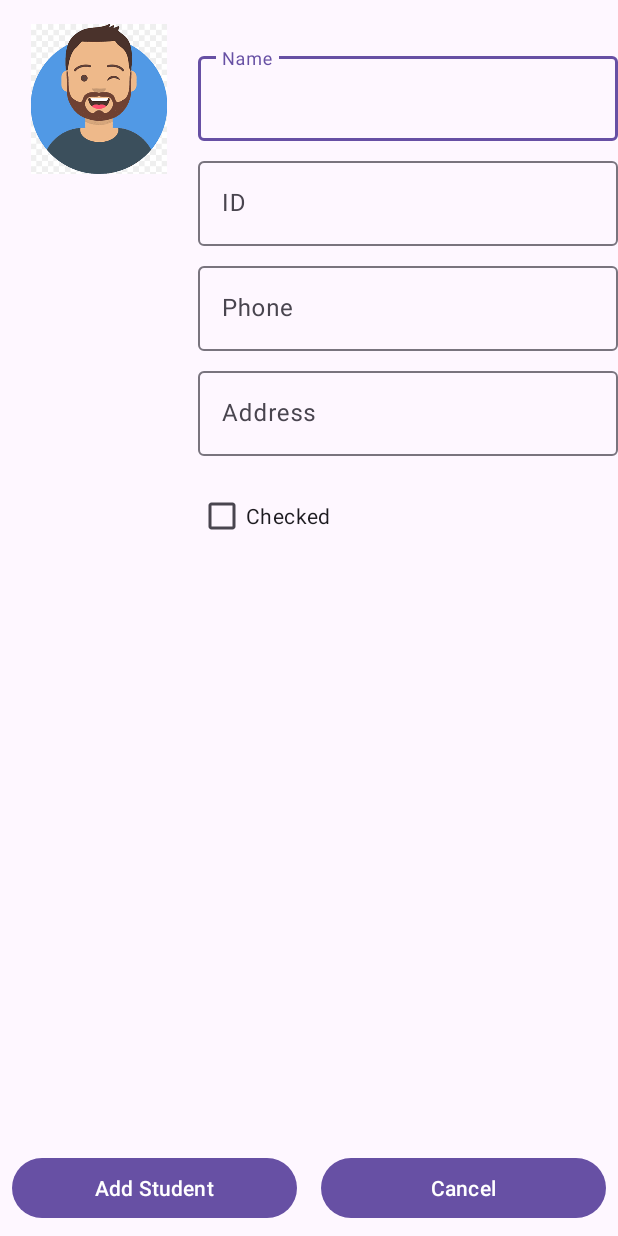
After one commit to ofekamirav/StudentsApp, an Android app: the layout new_student.xml on its own in the app's theme, with its tools: preview values and no code run, on a phone screen of 412 x 824 dp. The commit adds this screen. Run offline under Robolectric (Android 15) with nearby library versions, the light colour scheme and no system bars.

Commit message:
still working

```diff
--- a/app/build.gradle.kts
+++ b/app/build.gradle.kts
@@ -5,7 +5,7 @@ plugins {
 
 android {
     namespace = "com.example.studentsapp"
-    compileSdk = 34
+    compileSdk = 35
 
     defaultConfig {
         applicationId = "com.example.studentsapp"
--- a/app/src/main/AndroidManifest.xml
+++ b/app/src/main/AndroidManifest.xml
@@ -13,7 +13,7 @@
         android:theme="@style/Theme.StudentsApp"
         tools:targetApi="31">
         <activity
-            android:name=".MainActivity"
+            android:name=".StudentsList"
             android:exported="true">
             <intent-filter>
                 <action android:name="android.intent.action.MAIN" />
--- /dev/null
+++ b/app/src/main/java/com/example/studentsapp/EditStudent.kt
@@ -0,0 +1,4 @@
+package com.example.studentsapp
+
+class EditStudent {
+}
--- /dev/null
+++ b/app/src/main/java/com/example/studentsapp/StudentDetails.kt
@@ -0,0 +1,4 @@
+package com.example.studentsapp
+
+class StudentDetails {
+}
--- /dev/null
+++ b/app/src/main/res/layout/new_student.xml
@@ -0,0 +1,113 @@
+<?xml version="1.0" encoding="utf-8"?>
+<androidx.constraintlayout.widget.ConstraintLayout
+    xmlns:android="http://schemas.android.com/apk/res/android"
+    xmlns:app="http://schemas.android.com/apk/res-auto"
+    android:id="@+id/main"
+    android:layout_width="match_parent"
+    android:layout_height="match_parent">
+
+    <ImageView
+        android:id="@+id/StudentPic"
+        android:layout_width="100dp"
+        android:layout_height="100dp"
+        android:layout_margin="16dp"
+        android:src="@drawable/student_icon"
+        app:layout_constraintStart_toStartOf="parent"
+        app:layout_constraintTop_toTopOf="parent" />
+
+    <com.google.android.material.textfield.TextInputLayout
+        android:id="@+id/nameLayout"
+        android:layout_width="0dp"
+        android:layout_height="wrap_content"
+        android:layout_marginStart="16dp"
+        android:layout_marginTop="16dp"
+        android:hint="Name"
+        app:layout_constraintStart_toEndOf="@id/StudentPic"
+        app:layout_constraintEnd_toEndOf="parent"
+        app:layout_constraintTop_toTopOf="@id/StudentPic">
+
+        <com.google.android.material.textfield.TextInputEditText
+            android:id="@+id/NameEditText"
+            android:layout_width="match_parent"
+            android:layout_height="wrap_content" />
+
+    </com.google.android.material.textfield.TextInputLayout>
+
+    <com.google.android.material.textfield.TextInputLayout
+        android:id="@+id/IDLayout"
+        android:layout_width="0dp"
+        android:layout_height="wrap_content"
+        android:layout_marginTop="8dp"
+        android:hint="ID"
+        app:layout_constraintStart_toStartOf="@id/nameLayout"
+        app:layout_constraintEnd_toEndOf="@id/nameLayout"
+        app:layout_constraintTop_toBottomOf="@id/nameLayout">
+        <com.google.android.material.textfield.TextInputEditText
+            android:id="@+id/IDEditText"
+            android:layout_width="match_parent"
+            android:layout_height="wrap_content" />
+
+    </com.google.android.material.textfield.TextInputLayout>
+
+    <com.google.android.material.textfield.TextInputLayout
+        android:id="@+id/phoneLayout"
+        android:layout_width="0dp"
+        android:layout_height="wrap_content"
+        android:layout_marginTop="8dp"
+        android:hint="Phone"
+        app:layout_constraintStart_toStartOf="@id/IDLayout"
+        app:layout_constraintEnd_toEndOf="@id/IDLayout"
+        app:layout_constraintTop_toBottomOf="@id/IDLayout">
+        <com.google.android.material.textfield.TextInputEditText
+            android:id="@+id/PhoneEditText"
+            android:layout_width="match_parent"
+            android:layout_height="wrap_content" />
+
+    </com.google.android.material.textfield.TextInputLayout>
+
+    <com.google.android.material.textfield.TextInputLayout
+        android:id="@+id/addressLayout"
+        android:layout_width="0dp"
+        android:layout_height="wrap_content"
+        android:layout_marginTop="8dp"
+        android:hint="Address"
+        app:layout_constraintStart_toStartOf="@id/phoneLayout"
+        app:layout_constraintEnd_toEndOf="@id/phoneLayout"
+        app:layout_constraintTop_toBottomOf="@id/phoneLayout">
+        <com.google.android.material.textfield.TextInputEditText
+            android:id="@+id/AddressEditText"
+            android:layout_width="match_parent"
+            android:layout_height="wrap_content" />
+
+    </com.google.android.material.textfield.TextInputLayout>
+
+    <com.google.android.material.checkbox.MaterialCheckBox
+        android:id="@+id/checkBox"
+        android:layout_width="wrap_content"
+        android:layout_height="wrap_content"
+        android:layout_marginTop="16dp"
+        android:text="Checked"
+        app:layout_constraintStart_toStartOf="@id/addressLayout"
+        app:layout_constraintTop_toBottomOf="@id/addressLayout" />
+
+    <Button
+        android:id="@+id/AddStudentButton"
+        android:layout_width="0dp"
+        android:layout_height="wrap_content"
+        android:layout_margin="8dp"
+        android:text="Add Student"
+        app:layout_constraintStart_toStartOf="parent"
+        app:layout_constraintEnd_toStartOf="@id/CancelButton"
+        app:layout_constraintBottom_toBottomOf="parent" />
+
+    <Button
+        android:id="@+id/CancelButton"
+        android:layout_width="0dp"
+        android:layout_height="wrap_content"
+        android:layout_margin="8dp"
+        android:text="Cancel"
+        app:layout_constraintStart_toEndOf="@id/AddStudentButton"
+        app:layout_constraintEnd_toEndOf="parent"
+        app:layout_constraintBottom_toBottomOf="parent" />
+
+</androidx.constraintlayout.widget.ConstraintLayout>
```
Also changed, not shown: app/src/main/java/com/example/studentsapp/MainActivity.kt (deleted, +0 -20 lines), app/src/main/java/com/example/studentsapp/NewStudent.kt (added, +47 -0 lines), app/src/main/java/com/example/studentsapp/StudentsList.kt (added, +75 -0 lines), app/src/main/java/com/example/studentsapp/model/Model.kt (added, +12 -0 lines), app/src/main/java/com/example/studentsapp/model/Student.kt (added, +11 -0 lines), app/src/main/res/layout/activity_main.xml (+27 -5 lines), app/src/main/res/layout/student_list_row.xml (added, +65 -0 lines), app/src/main/res/drawable/student_icon.png (added).
